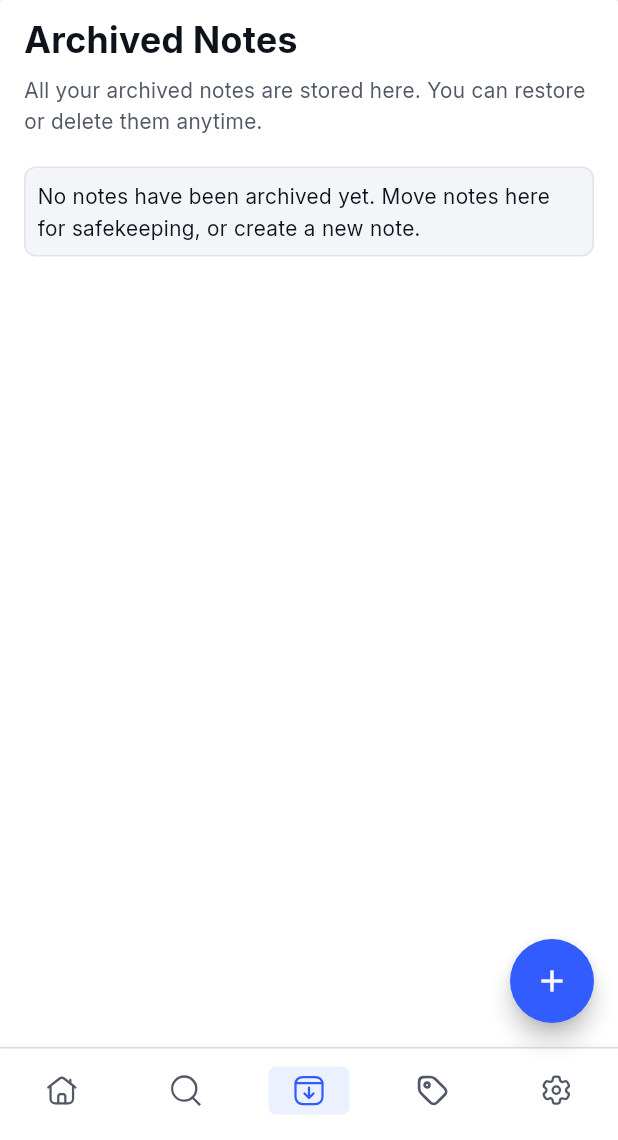
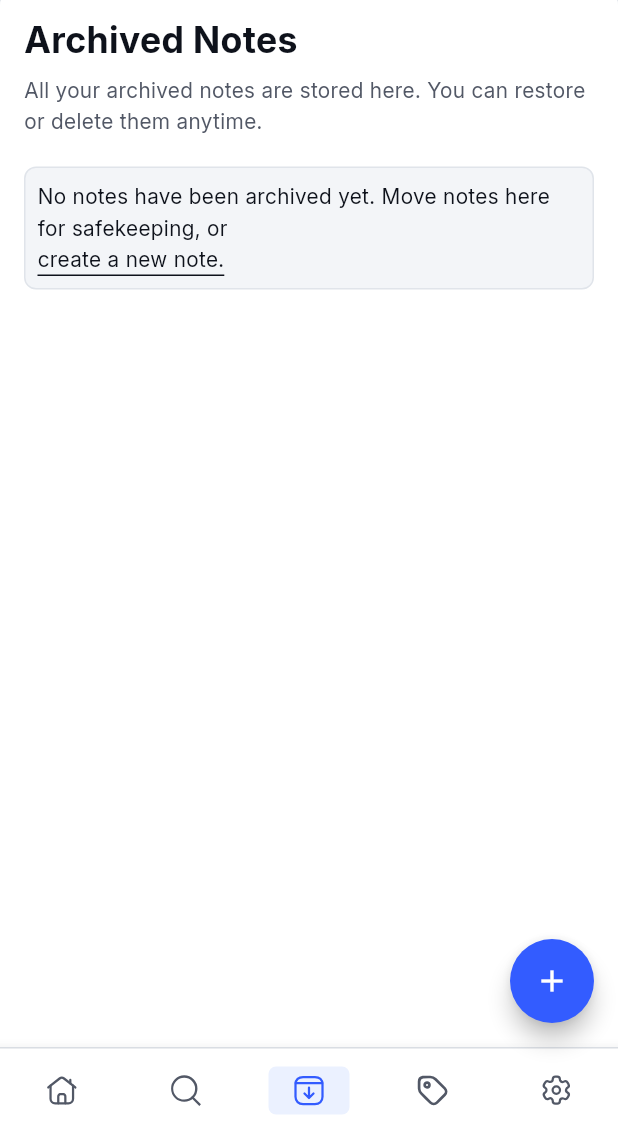
Before and after one commit to JER3MIAH/note-taking-app, a Flutter app: the screen it shows after launch, item 3 of the bottom bar chosen, on a phone screen of 412 x 824 dp, the part 96-1236 px from its top. Run offline on Flutter 3.47's test engine with Material 3 defaults, Android fonts, the phone set to English and light mode, and no system bars; our stand-ins replace equatable, flutter_bloc, flutter_hooks, flutter_svg, get_it, shared_preferences.

Commit message:
feat: update empty state container

```diff
--- a/lib/src/features/home/presentation/components/empty_state/empty_state_container.dart
+++ b/lib/src/features/home/presentation/components/empty_state/empty_state_container.dart
@@ -3,9 +3,11 @@ import 'package:note_taking_app/src/shared/shared.dart';
 
 class EmptyStateContainer extends StatelessWidget {
   final String text;
+  final VoidCallback? onCreateNewNote;
   const EmptyStateContainer({
     super.key,
     required this.text,
+    this.onCreateNewNote,
   });
 
   @override
@@ -21,10 +23,35 @@ class EmptyStateContainer extends StatelessWidget {
         ),
         borderRadius: BorderRadius.circular(8),
       ),
-      child: AppText(
-        text,
-        fontSize: 14,
-        fontWeight: FontWeight.w400,
+      child: Wrap(
+        children: [
+          AppText(
+            text,
+            fontSize: 14,
+            fontWeight: FontWeight.w400,
+          ),
+          if (onCreateNewNote != null)
+            GestureDetector(
+              onTap: onCreateNewNote,
+              child: MouseRegion(
+                cursor: SystemMouseCursors.click,
+                child: Container(
+                  decoration: BoxDecoration(
+                    border: Border(
+                      bottom: BorderSide(
+                        color: theme.onSurface,
+                      ),
+                    ),
+                  ),
+                  child: AppText(
+                    'create a new note.',
+                    fontSize: 14,
+                    fontWeight: FontWeight.w400,
+                  ),
+                ),
+              ),
+            ),
+        ],
       ),
     );
   }
--- a/lib/src/features/home/presentation/screens/desktop_main_screen.dart
+++ b/lib/src/features/home/presentation/screens/desktop_main_screen.dart
@@ -49,7 +49,7 @@ class DesktopMainScreen extends HookWidget {
                           SideBarItem.archivedNotes =>
                             DesktopArchivedNotesSideView(),
                           SideBarItem.tag => tagState.selectedTag == null
-                              ? Placeholder()
+                              ? Container()
                               : DesktopTagView(
                                   tag: tagState.selectedTag!,
                                 ),
@@ -65,13 +65,13 @@ class DesktopMainScreen extends HookWidget {
                           SideBarItem.tag ||
                           SideBarItem.search =>
                             noteState.selectedNote == null
-                                ? Placeholder()
+                                ? Container()
                                 : DesktopCreateOrViewNote(
                                     note: noteState.selectedNote,
                                   ),
                           SideBarItem.colorTheme => ColorThemeDesktopView(),
                           SideBarItem.fontTheme => FontThemeDesktopView(),
-                          SideBarItem.changePassword => Placeholder(),
+                          SideBarItem.changePassword => Container(),
                         },
                       );
                     },
--- a/lib/src/features/home/presentation/screens/desktop_views/desktop_archived_notes_view.dart
+++ b/lib/src/features/home/presentation/screens/desktop_views/desktop_archived_notes_view.dart
@@ -37,7 +37,10 @@ class DesktopArchivedNotesSideView extends StatelessWidget {
             if (archivedNotes.isEmpty)
               EmptyStateContainer(
                 text:
-                    'No notes have been archived yet. Move notes here for safekeeping, or create a new note.',
+                    'No notes have been archived yet. Move notes here for safekeeping, or ',
+                onCreateNewNote: () {
+                  //TODO:
+                },
               )
             else
               Column(
--- a/lib/src/features/home/presentation/screens/views/archived_notes_view.dart
+++ b/lib/src/features/home/presentation/screens/views/archived_notes_view.dart
@@ -36,7 +36,10 @@ class ArchivedNotesView extends StatelessWidget {
             if (archivedNotes.isEmpty)
               EmptyStateContainer(
                 text:
-                    'No notes have been archived yet. Move notes here for safekeeping, or create a new note.',
+                    'No notes have been archived yet. Move notes here for safekeeping, or ',
+                onCreateNewNote: () {
+                  //TODO:
+                },
               )
             else
               Column(
--- a/lib/src/features/home/presentation/screens/views/search_view.dart
+++ b/lib/src/features/home/presentation/screens/views/search_view.dart
@@ -70,8 +70,10 @@ class SearchView extends HookWidget {
 
             if (filteredNotes.isEmpty && searchFilter.value.isNotEmpty) {
               return EmptyStateContainer(
-                text:
-                    'No notes match your search. Try a different keyword or create a new note.',
+                text: 'No notes match your search. Try a different keyword or ',
+                onCreateNewNote: () {
+                  //TODO:
+                },
               );
             }
 
```
Also changed, not shown: lib/src/features/home/presentation/screens/desktop_views/desktop_search_view.dart (+5 -2 lines).
